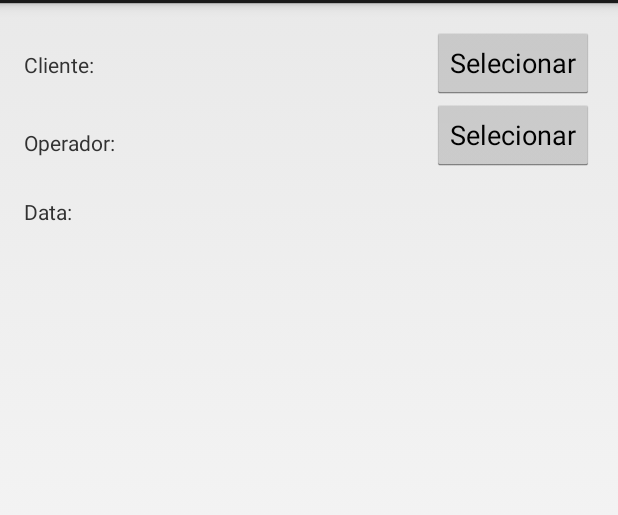
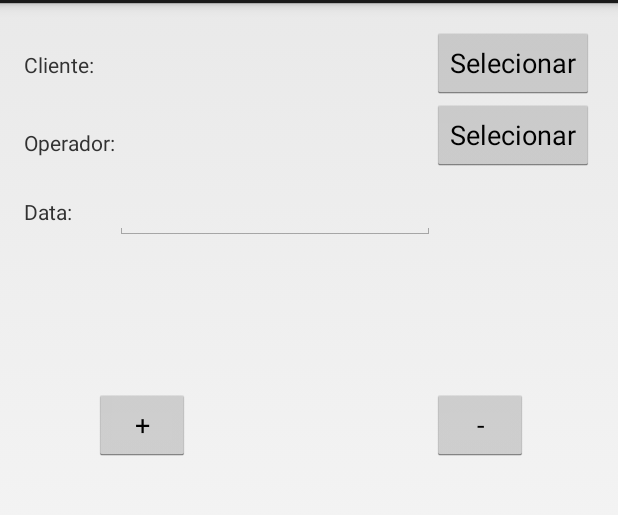
Before and after one commit to apwinterjr/AlugueService_Android, an Android app: the Criar_PreAluguelActivity screen opened directly, with no data from a screen before it, on a phone screen of 412 x 824 dp, the part 69-584 px from its top. Run offline under Robolectric (Android 15) with nearby library versions, the phone set to English and light mode, and no system bars.

```diff
--- a/AS_Android/app/src/main/AndroidManifest.xml
+++ b/AS_Android/app/src/main/AndroidManifest.xml
@@ -4,7 +4,7 @@
 
     <application
         android:allowBackup="true"
-        android:icon="@mipmap/ic_launcher"
+        android:icon="@drawable/logoas"
         android:label="AlugueService"
         android:supportsRtl="true"
         android:theme="@style/AppTheme">
--- a/AS_Android/app/src/main/res/layout/activity_criar__pre_venda.xml
+++ b/AS_Android/app/src/main/res/layout/activity_criar__pre_venda.xml
@@ -15,8 +15,8 @@
         android:layout_width="wrap_content"
         android:layout_height="wrap_content"
         android:text="Cliente:"
-        android:layout_alignBaseline="@+id/button2"
-        android:layout_alignBottom="@+id/button2"
+        android:layout_alignBaseline="@+id/btnSelecionarCliente"
+        android:layout_alignBottom="@+id/btnSelecionarCliente"
         android:layout_alignParentStart="true" />
 
     <TextView
@@ -27,7 +27,7 @@
         android:layout_toEndOf="@+id/textView7" />
 
     <Button
-        android:id="@+id/button2"
+        android:id="@+id/btnSelecionarCliente"
         android:layout_width="wrap_content"
         android:layout_height="wrap_content"
         android:layout_alignParentEnd="true"
@@ -39,16 +39,16 @@
         android:layout_width="wrap_content"
         android:layout_height="wrap_content"
         android:layout_alignParentStart="true"
-        android:layout_below="@+id/button2"
+        android:layout_below="@+id/btnSelecionarCliente"
         android:layout_marginTop="19dp"
         android:text="Operador:" />
 
     <Button
-        android:id="@+id/button3"
+        android:id="@+id/btnSelecionarOperador"
         android:layout_width="wrap_content"
         android:layout_height="wrap_content"
-        android:layout_alignStart="@+id/button2"
-        android:layout_below="@+id/button2"
+        android:layout_alignStart="@+id/btnSelecionarCliente"
+        android:layout_below="@+id/btnSelecionarCliente"
         android:text="Selecionar" />
 
     <TextView
@@ -56,7 +56,7 @@
         android:layout_width="wrap_content"
         android:layout_height="wrap_content"
         android:layout_alignParentStart="true"
-        android:layout_below="@+id/button3"
+        android:layout_below="@+id/btnSelecionarOperador"
         android:layout_marginTop="17dp"
         android:text="Data:" />
 
@@ -67,4 +67,32 @@
         android:layout_below="@+id/textView14"
         android:layout_alignParentStart="true" />
 
+    <EditText
+        android:id="@+id/editText"
+        android:layout_width="wrap_content"
+        android:layout_height="wrap_content"
+        android:ems="10"
+        android:inputType="date"
+        android:layout_alignBaseline="@+id/textView14"
+        android:layout_alignBottom="@+id/textView14"
+        android:layout_toEndOf="@+id/textView11" />
+
+    <Button
+        android:id="@+id/btnAdicionarProdutoPreVenda"
+        android:layout_width="wrap_content"
+        android:layout_height="wrap_content"
+        android:layout_marginTop="99dp"
+        android:text="+"
+        android:layout_below="@+id/editText"
+        android:layout_toEndOf="@+id/textView7" />
+
+    <Button
+        android:id="@+id/btnRemoverProdutoPreVenda"
+        android:layout_width="wrap_content"
+        android:layout_height="wrap_content"
+        android:text="-"
+        android:layout_alignBaseline="@+id/btnAdicionarProdutoPreVenda"
+        android:layout_alignBottom="@+id/btnAdicionarProdutoPreVenda"
+        android:layout_alignStart="@+id/btnSelecionarOperador" />
+
 </RelativeLayout>
--- a/AS_Android/app/src/main/res/layout/activity_pagina_principal.xml
+++ b/AS_Android/app/src/main/res/layout/activity_pagina_principal.xml
@@ -27,6 +27,7 @@
         android:layout_below="@+id/imageView2"
         android:layout_centerHorizontal="true"
         android:layout_marginTop="58dp"
+        android:onClick="entrarPreAluguel"
         android:id="@+id/btnPreAluguel" />
 
     <Button
@@ -36,6 +37,7 @@
         android:id="@+id/btnProduto"
         android:layout_below="@+id/btnPreAluguel"
         android:layout_alignStart="@+id/btnPreAluguel"
+        android:onClick="entrarProduto"
         android:layout_marginTop="25dp" />
 
     <Button
--- a/AS_Android/app/src/main/res/values/colors.xml
+++ b/AS_Android/app/src/main/res/values/colors.xml
@@ -2,5 +2,5 @@
 <resources>
     <color name="colorPrimary">#3F51B5</color>
     <color name="colorPrimaryDark">#303F9F</color>
-    <color name="colorAccent">#FF4081</color>
+    <color name="colorAccent">#f50105</color>
 </resources>
--- a/AS_Android/app/src/main/res/values/styles.xml
+++ b/AS_Android/app/src/main/res/values/styles.xml
@@ -3,6 +3,7 @@
     <!-- Base application theme. -->
     <style name="AppTheme" parent="android:Theme.Holo.Light.DarkActionBar">
         <!-- Customize your theme here. -->
+            <item name="colorAccent">#e90810</item>
     </style>
 
 </resources>
```
Also changed, not shown: AS_Android/app/src/main/java/com/example/nicha/as_android/LoginActivity.java (+9 -4 lines), AS_Android/app/src/main/java/com/example/nicha/as_android/PaginaPrincipalActivity.java (+12 -0 lines), AS_Android/app/src/main/res/layout/activity_consultar__produto__resultado.xml (+27 -18 lines).
